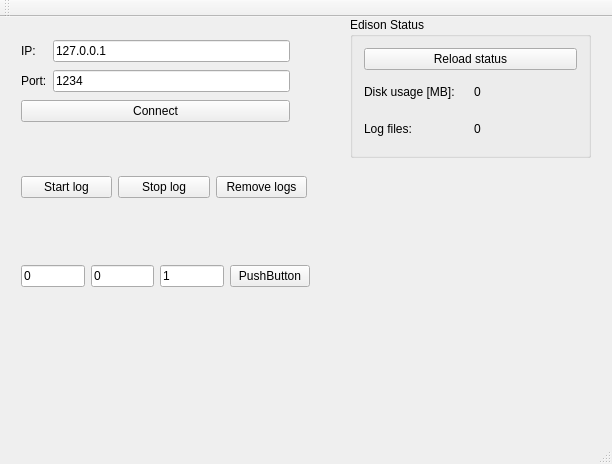
klonage/snowcookie, file diagnostic/ui/mainwindow.ui: the form before one commit.
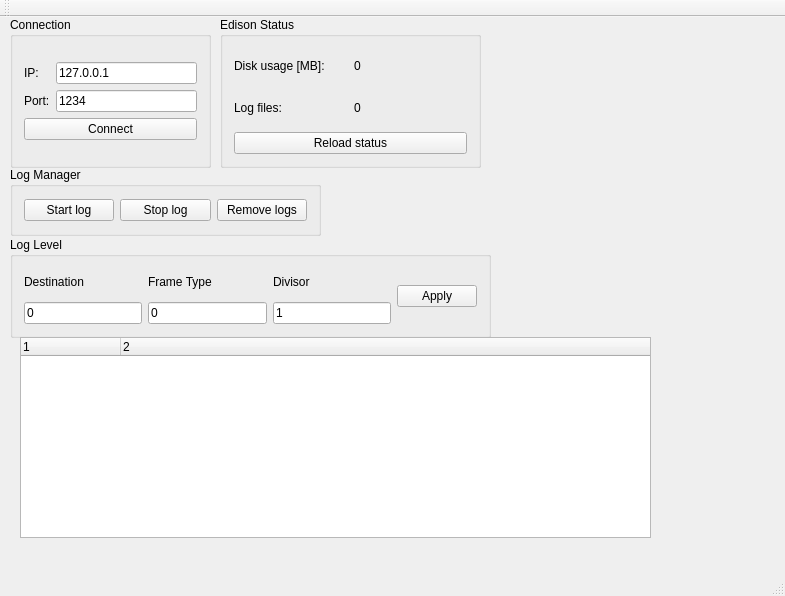
The form after the commit.

```diff
--- a/diagnostic/ui/mainwindow.ui
+++ b/diagnostic/ui/mainwindow.ui
@@ -6,23 +6,136 @@
    <rect>
     <x>0</x>
     <y>0</y>
-    <width>612</width>
-    <height>464</height>
+    <width>785</width>
+    <height>596</height>
    </rect>
   </property>
   <property name="windowTitle">
    <string>MainWindow</string>
   </property>
   <widget class="QWidget" name="centralWidget">
-   <widget class="QWidget" name="gridLayoutWidget">
+   <widget class="QGroupBox" name="groupBox_4">
     <property name="geometry">
      <rect>
       <x>10</x>
-      <y>10</y>
-      <width>291</width>
-      <height>111</height>
+      <y>150</y>
+      <width>311</width>
+      <height>69</height>
      </rect>
     </property>
+    <property name="title">
+     <string>Log Manager</string>
+    </property>
+    <layout class="QGridLayout" name="gridLayout_7">
+     <item row="0" column="0">
+      <layout class="QHBoxLayout" name="horizontalLayout">
+       <item>
+        <widget class="QPushButton" name="startLogPushButton">
+         <property name="text">
+          <string>Start log</string>
+         </property>
+        </widget>
+       </item>
+       <item>
+        <widget class="QPushButton" name="stopLogPushButton">
+         <property name="text">
+          <string>Stop log</string>
+         </property>
+        </widget>
+       </item>
+       <item>
+        <widget class="QPushButton" name="clearLogPushButton">
+         <property name="text">
+          <string>Remove logs</string>
+         </property>
+        </widget>
+       </item>
+      </layout>
+     </item>
+    </layout>
+   </widget>
+   <widget class="QGroupBox" name="groupBox_3">
+    <property name="geometry">
+     <rect>
+      <x>10</x>
+      <y>220</y>
+      <width>481</width>
+      <height>101</height>
+     </rect>
+    </property>
+    <property name="title">
+     <string>Log Level</string>
+    </property>
+    <layout class="QGridLayout" name="gridLayout_6">
+     <item row="0" column="0">
+      <layout class="QGridLayout" name="gridLayout_5">
+       <item row="0" column="0">
+        <widget class="QLabel" name="label_5">
+         <property name="text">
+          <string>Destination</string>
+         </property>
+        </widget>
+       </item>
+       <item row="1" column="3">
+        <widget class="QLineEdit" name="divisorLineEdit">
+         <property name="text">
+          <string>1</string>
+         </property>
+        </widget>
+       </item>
+       <item row="1" column="2">
+        <widget class="QLineEdit" name="locationLineEdit">
+         <property name="text">
+          <string>0</string>
+         </property>
+        </widget>
+       </item>
+       <item row="1" column="0">
+        <widget class="QLineEdit" name="destLineEdit">
+         <property name="text">
+          <string>0</string>
+         </property>
+        </widget>
+       </item>
+       <item row="0" column="2">
+        <widget class="QLabel" name="label_6">
+         <property name="text">
+          <string>Frame Type</string>
+         </property>
+        </widget>
+       </item>
+       <item row="0" column="3">
+        <widget class="QLabel" name="label_7">
+         <property name="text">
+          <string>Divisor</string>
+         </property>
+        </widget>
+       </item>
+       <item row="0" column="4" rowspan="2">
+        <widget class="QPushButton" name="setDivisorPushButton">
+         <property name="text">
+          <string>Apply</string>
+         </property>
+        </widget>
+       </item>
+      </layout>
+     </item>
+    </layout>
+   </widget>
+   <widget class="QGroupBox" name="groupBox_2">
+    <property name="geometry">
+     <rect>
+      <x>10</x>
+      <y>0</y>
+      <width>201</width>
+      <height>151</height>
+     </rect>
+    </property>
+    <property name="title">
+     <string>Connection</string>
+    </property>
+    <layout class="QGridLayout" name="gridLayout_4">
+     <item row="0" column="0">
     <layout class="QGridLayout" name="gridLayout">
      <item row="1" column="0">
       <widget class="QLabel" name="label_2">
@@ -60,14 +173,16 @@
       </widget>
      </item>
     </layout>
+     </item>
+    </layout>
    </widget>
    <widget class="QGroupBox" name="groupBox">
     <property name="geometry">
      <rect>
-      <x>350</x>
+      <x>220</x>
       <y>0</y>
-      <width>241</width>
-      <height>141</height>
+      <width>261</width>
+      <height>151</height>
      </rect>
     </property>
     <property name="title">
@@ -97,13 +212,6 @@
          </property>
         </widget>
        </item>
-       <item row="0" column="0" colspan="2">
-        <widget class="QPushButton" name="reloadStatusButton">
-         <property name="text">
-          <string>Reload status</string>
-         </property>
-        </widget>
-       </item>
        <item row="2" column="1">
         <widget class="QLabel" name="logFilesCountLabel">
          <property name="text">
@@ -111,82 +219,39 @@
          </property>
         </widget>
        </item>
-      </layout>
-     </item>
-    </layout>
-   </widget>
-   <widget class="QWidget" name="horizontalLayoutWidget">
-    <property name="geometry">
-     <rect>
-      <x>10</x>
-      <y>130</y>
-      <width>308</width>
-      <height>80</height>
-     </rect>
-    </property>
-    <layout class="QHBoxLayout" name="horizontalLayout">
-     <item>
-      <widget class="QPushButton" name="startLogPushButton">
+       <item row="3" column="0" colspan="2">
+        <widget class="QPushButton" name="reloadStatusButton">
        <property name="text">
-        <string>Start log</string>
+          <string>Reload status</string>
        </property>
       </widget>
      </item>
-     <item>
-      <widget class="QPushButton" name="stopLogPushButton">
-       <property name="text">
-        <string>Stop log</string>
-       </property>
-      </widget>
+      </layout>
      </item>
-     <item>
-      <widget class="QPushButton" name="clearLogPushButton">
-       <property name="text">
-        <string>Remove logs</string>
-       </property>
-      </widget>
-     </item>
     </layout>
    </widget>
-   <widget class="QWidget" name="horizontalLayoutWidget_2">
+   <widget class="QTreeWidget" name="framesTreeWidget">
     <property name="geometry">
      <rect>
-      <x>10</x>
-      <y>219</y>
-      <width>311</width>
-      <height>81</height>
+      <x>20</x>
+      <y>320</y>
+      <width>631</width>
+      <height>201</height>
      </rect>
     </property>
-    <layout class="QHBoxLayout" name="horizontalLayout_2">
-     <item>
-      <widget class="QLineEdit" name="destLineEdit">
-       <property name="text">
-        <string>0</string>
-       </property>
-      </widget>
-     </item>
-     <item>
-      <widget class="QLineEdit" name="locationLineEdit">
+    <property name="columnCount">
+     <number>2</number>
+    </property>
+    <column>
        <property name="text">
-        <string>0</string>
-       </property>
-      </widget>
-     </item>
-     <item>
-      <widget class="QLineEdit" name="divisorLineEdit">
+      <string notr="true">1</string>
+     </property>
+    </column>
+    <column>
        <property name="text">
-        <string>1</string>
-       </property>
-      </widget>
-     </item>
-     <item>
-      <widget class="QPushButton" name="setDivisorPushButton">
-       <property name="text">
-        <string>PushButton</string>
-       </property>
-      </widget>
-     </item>
-    </layout>
+      <string notr="true">2</string>
+     </property>
+    </column>
    </widget>
   </widget>
   <widget class="QMenuBar" name="menuBar">
```
Left out of the diff: 2 changed lines with no effect on the pictures. Lines whose indentation alone changed are shown as unchanged.
